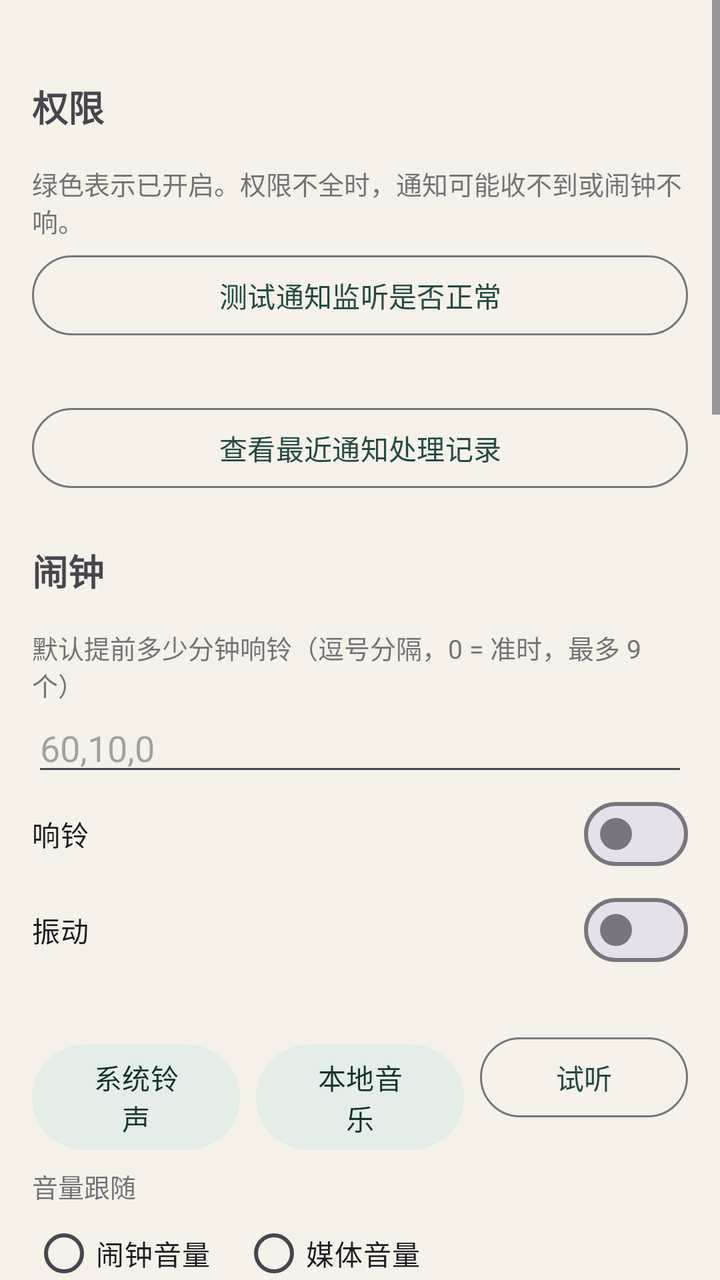
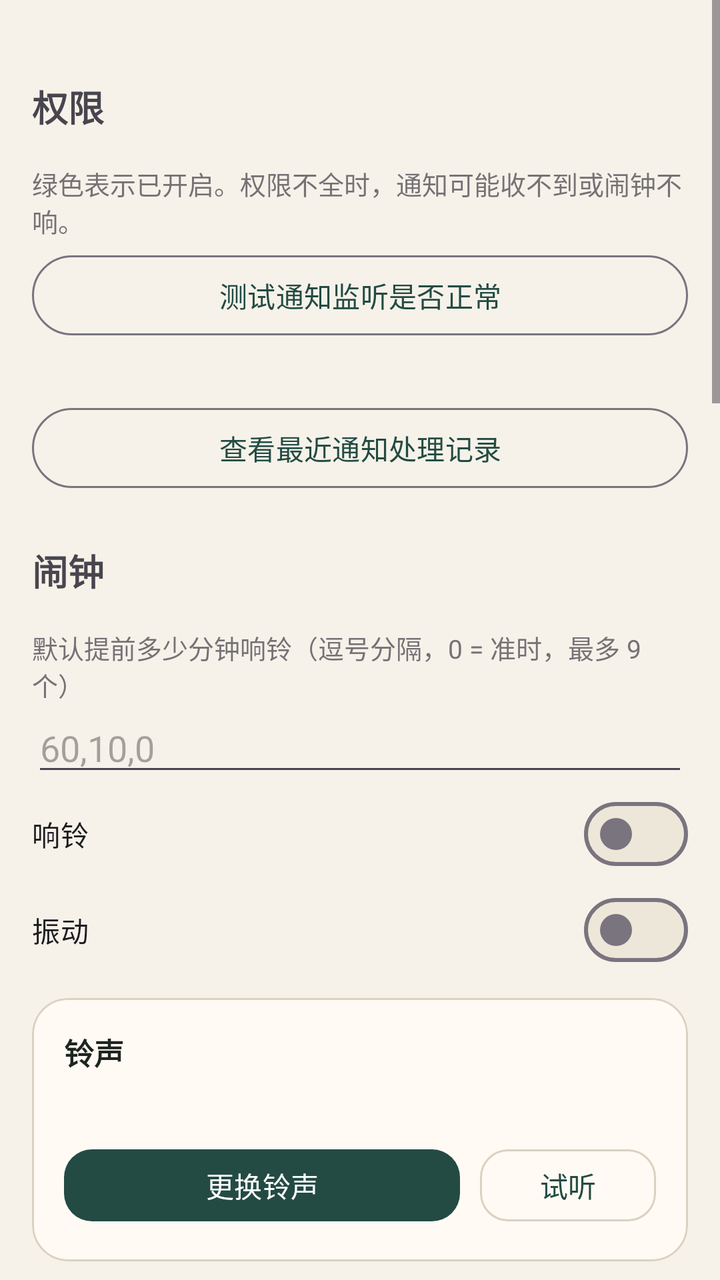

Compare the two renders of this Android layout. The source of the first and the diff that turns it into the second are given below.
<!-- AndroidManifest.xml: activity theme Theme.NotiAlarm.Settings -->
<!-- res/layout/activity_settings.xml -->
<?xml version="1.0" encoding="utf-8"?>
<ScrollView xmlns:android="http://schemas.android.com/apk/res/android"
    android:layout_width="match_parent"
    android:layout_height="match_parent">

    <LinearLayout
        android:layout_width="match_parent"
        android:layout_height="wrap_content"
        android:orientation="vertical"
        android:padding="16dp">

        <TextView
            style="@style/SectionTitle"
            android:text="权限" />

        <TextView
            style="@style/FieldLabel"
            android:text="绿色表示已开启。权限不全时，通知可能收不到或闹钟不响。" />

        <LinearLayout
            android:id="@+id/permContainer"
            android:layout_width="match_parent"
            android:layout_height="wrap_content"
            android:orientation="vertical" />

        <Button
            android:id="@+id/btnTestListener"
            style="@style/Widget.Material3.Button.OutlinedButton"
            android:layout_width="match_parent"
            android:layout_height="wrap_content"
            android:layout_marginTop="4dp"
            android:text="测试通知监听是否正常" />

        <TextView
            android:id="@+id/tvDiag"
            android:layout_width="match_parent"
            android:layout_height="wrap_content"
            android:layout_marginTop="6dp"
            android:lineSpacingExtra="2dp"
            android:textIsSelectable="true"
            android:textSize="12sp" />

        <Button
            android:id="@+id/btnAttempts"
            style="@style/Widget.Material3.Button.OutlinedButton"
            android:layout_width="match_parent"
            android:layout_height="wrap_content"
            android:layout_marginTop="6dp"
            android:text="查看最近通知处理记录" />

        <TextView
            style="@style/SectionTitle"
            android:text="闹钟" />

        <TextView style="@style/FieldLabel" android:text="默认提前多少分钟响铃（逗号分隔，0 = 准时，最多 9 个）" />

        <EditText
            android:id="@+id/etOffsets"
            android:layout_width="match_parent"
            android:layout_height="wrap_content"
            android:hint="60,10,0"
            android:inputType="text" />

        <com.google.android.material.materialswitch.MaterialSwitch
            android:id="@+id/swSound"
            android:layout_width="match_parent"
            android:layout_height="wrap_content"
            android:text="响铃" />

        <com.google.android.material.materialswitch.MaterialSwitch
            android:id="@+id/swVibrate"
            android:layout_width="match_parent"
            android:layout_height="wrap_content"
            android:text="振动" />

        <TextView
            android:id="@+id/tvSound"
            style="@style/FieldLabel" />

        <LinearLayout
            android:layout_width="match_parent"
            android:layout_height="wrap_content"
            android:orientation="horizontal">

            <Button
                android:id="@+id/btnPickRingtone"
                style="@style/Widget.Material3.Button.TonalButton"
                android:layout_width="0dp"
                android:layout_height="wrap_content"
                android:layout_weight="1"
                android:text="系统铃声" />

            <Button
                android:id="@+id/btnPickMusic"
                style="@style/Widget.Material3.Button.TonalButton"
                android:layout_width="0dp"
                android:layout_height="wrap_content"
                android:layout_marginStart="8dp"
                android:layout_weight="1"
                android:text="本地音乐" />

            <Button
                android:id="@+id/btnPreview"
                style="@style/Widget.Material3.Button.OutlinedButton"
                android:layout_width="0dp"
                android:layout_height="wrap_content"
                android:layout_marginStart="8dp"
                android:layout_weight="1"
                android:text="试听" />
        </LinearLayout>

        <TextView style="@style/FieldLabel" android:text="音量跟随" />

        <RadioGroup
            android:id="@+id/rgVolume"
            android:layout_width="match_parent"
            android:layout_height="wrap_content"
            android:orientation="horizontal">

            <RadioButton
                android:id="@+id/rbAlarmVolume"
                android:layout_width="wrap_content"
                android:layout_height="wrap_content"
                android:text="闹钟音量" />

            <RadioButton
                android:id="@+id/rbMediaVolume"
                android:layout_width="wrap_content"
                android:layout_height="wrap_content"
                android:layout_marginStart="16dp"
                android:text="媒体音量" />
        </RadioGroup>

        <TextView style="@style/FieldLabel" android:text="每次响铃持续多少分钟（0 = 一直响到你确认，最长 30 分钟）" />

        <EditText
            android:id="@+id/etRingMinutes"
            android:layout_width="match_parent"
            android:layout_height="wrap_content"
            android:inputType="number" />

        <TextView style="@style/FieldLabel" android:text="弹窗里的延后选项（分钟，逗号分隔；弹窗里还可以自定义）" />

        <EditText
            android:id="@+id/etSnooze"
            android:layout_width="match_parent"
            android:layout_height="wrap_content"
            android:hint="5,10,30,60"
            android:inputType="text" />

        <TextView
            style="@style/SectionTitle"
            android:text="免打扰" />

        <com.google.android.material.materialswitch.MaterialSwitch
            android:id="@+id/swQuiet"
            android:layout_width="match_parent"
            android:layout_height="wrap_content"
            android:text="开启免打扰时段" />

        <LinearLayout
            android:layout_width="match_parent"
            android:layout_height="wrap_content"
            android:orientation="horizontal">

            <Button
                android:id="@+id/btnQuietStart"
                style="@style/Widget.Material3.Button.OutlinedButton"
                android:layout_width="0dp"
                android:layout_height="wrap_content"
                android:layout_weight="1" />

            <Button
                android:id="@+id/btnQuietEnd"
                style="@style/Widget.Material3.Button.OutlinedButton"
                android:layout_width="0dp"
                android:layout_height="wrap_content"
                android:layout_marginStart="8dp"
                android:layout_weight="1" />
        </LinearLayout>

        <TextView
            style="@style/FieldLabel"
            android:text="落在免打扰时段里的提前提醒：如果时段结束时事件还没开始，改到时段结束时响；如果事件本身就在时段里（比如早上 6 点出发），改到时段开始前（睡前）响。" />

        <com.google.android.material.materialswitch.MaterialSwitch
            android:id="@+id/swQuietKeep"
            android:layout_width="match_parent"
            android:layout_height="wrap_content"
            android:text="事件在免打扰时段里时，“准时”那次仍然响" />

        <TextView
            style="@style/SectionTitle"
            android:text="识别方式" />

        <RadioGroup
            android:id="@+id/rgMode"
            android:layout_width="match_parent"
            android:layout_height="wrap_content">

            <RadioButton
                android:id="@+id/rbHybrid"
                android:layout_width="match_parent"
                android:layout_height="wrap_content"
                android:text="规则优先，识别不了再问大模型（推荐）" />

            <RadioButton
                android:id="@+id/rbLlm"
                android:layout_width="match_parent"
                android:layout_height="wrap_content"
                android:text="大模型优先（更准，更费钱）" />

            <RadioButton
                android:id="@+id/rbRule"
                android:layout_width="match_parent"
                android:layout_height="wrap_content"
                android:text="只用本地规则（离线、免费）" />
        </RadioGroup>

        <TextView
            style="@style/FieldLabel"
            android:text="大模型接口（OpenAI 兼容格式，DeepSeek / 通义千问 / Kimi / 智谱都可以）。只有像是含时间的消息才会发过去。" />

        <EditText
            android:id="@+id/etUrl"
            android:layout_width="match_parent"
            android:layout_height="wrap_content"
            android:hint="https://api.deepseek.com"
            android:inputType="textUri" />

        <EditText
            android:id="@+id/etKey"
            android:layout_width="match_parent"
            android:layout_height="wrap_content"
            android:hint="API Key（sk-…）"
            android:inputType="textPassword" />

        <EditText
            android:id="@+id/etModel"
            android:layout_width="match_parent"
            android:layout_height="wrap_content"
            android:hint="模型名，如 deepseek-chat"
            android:inputType="text" />

        <Button
            android:id="@+id/btnTestLlm"
            style="@style/Widget.Material3.Button.OutlinedButton"
            android:layout_width="wrap_content"
            android:layout_height="wrap_content"
            android:text="测试大模型" />

        <TextView
            style="@style/SectionTitle"
            android:text="黑名单" />

        <TextView
            style="@style/FieldLabel"
            android:text="命中黑名单的通知不会出现在提醒列表里。可以按群聊名称、关键词（正文里包含就算），或按 App 包名屏蔽。" />

        <Spinner
            android:id="@+id/spBlackType"
            android:layout_width="match_parent"
            android:layout_height="wrap_content" />

        <EditText
            android:id="@+id/etBlackValue"
            android:layout_width="match_parent"
            android:layout_height="wrap_content"
            android:hint="群聊名称 / 关键词 / App 包名"
            android:inputType="text" />

        <Button
            android:id="@+id/btnAddBlack"
            style="@style/Widget.Material3.Button.TonalButton"
            android:layout_width="wrap_content"
            android:layout_height="wrap_content"
            android:text="添加黑名单" />

        <TextView
            android:id="@+id/blackStatus"
            android:layout_width="match_parent"
            android:layout_height="wrap_content"
            android:alpha="0.7"
            android:text="还没有黑名单规则"
            android:textSize="12sp" />

        <LinearLayout
            android:id="@+id/blackContainer"
            android:layout_width="match_parent"
            android:layout_height="wrap_content"
            android:orientation="vertical" />

        <TextView
            style="@style/SectionTitle"
            android:text="监听的 App" />

        <com.google.android.material.materialswitch.MaterialSwitch
            android:id="@+id/swMonitorAll"
            android:layout_width="match_parent"
            android:layout_height="wrap_content"
            android:text="监听所有 App（不限于下面勾选的）" />

        <TextView
            android:id="@+id/appsStatus"
            android:layout_width="match_parent"
            android:layout_height="wrap_content"
            android:text="正在读取已安装的 App…" />

        <LinearLayout
            android:id="@+id/appsContainer"
            android:layout_width="match_parent"
            android:layout_height="wrap_content"
            android:orientation="vertical" />

        <Button
            android:id="@+id/btnSave"
            android:layout_width="match_parent"
            android:layout_height="wrap_content"
            android:layout_marginTop="16dp"
            android:text="保存" />
    </LinearLayout>
</ScrollView>
<!-- resources referenced by this layout -->
<resources>
  <style name="FieldLabel">
          <item name="android:layout_width">match_parent</item>
          <item name="android:layout_height">wrap_content</item>
          <item name="android:layout_marginTop">8dp</item>
          <item name="android:alpha">0.75</item>
          <item name="android:textSize">13sp</item>
      </style>
  <style name="SectionTitle">
          <item name="android:layout_width">match_parent</item>
          <item name="android:layout_height">wrap_content</item>
          <item name="android:layout_marginTop">24dp</item>
          <item name="android:layout_marginBottom">8dp</item>
          <item name="android:textSize">18sp</item>
          <item name="android:textStyle">bold</item>
      </style>
  <style name="Theme.NotiAlarm.Settings" parent="Theme.Material3.Light">
          <item name="colorPrimary">@color/brand_primary</item>
          <item name="colorOnPrimary">@color/brand_on_primary</item>
          <item name="colorPrimaryContainer">@color/brand_container</item>
          <item name="colorOnPrimaryContainer">@color/brand_on_container</item>
          <item name="colorSecondary">@color/brand_accent</item>
          <item name="colorOnSecondary">@color/brand_on_primary</item>
          <item name="colorSecondaryContainer">@color/brand_container</item>
          <item name="colorOnSecondaryContainer">@color/brand_on_container</item>
          <item name="android:colorBackground">@color/app_background</item>
          <item name="colorSurface">@color/app_background</item>
          <item name="android:statusBarColor">@color/app_background</item>
          <item name="android:windowLightStatusBar">true</item>
          <item name="actionBarStyle">@style/SettingsActionBar</item>
      </style>
  <color name="brand_primary">#234B43</color>
  <color name="brand_on_primary">#FFFFFFFF</color>
  <color name="brand_container">#E4EDE8</color>
  <color name="brand_on_container">#12332C</color>
  <color name="brand_accent">#7A5A32</color>
  <color name="app_background">#F6F2E9</color>
  <style name="SettingsActionBar" parent="Widget.MaterialComponents.ActionBar.Solid">
          <item name="background">@color/app_background</item>
          <item name="elevation">0dp</item>
          <item name="titleTextStyle">@style/SettingsActionBarTitle</item>
      </style>
  <style name="SettingsActionBarTitle" parent="TextAppearance.Material3.TitleLarge">
          <item name="android:textColor">@color/app_text</item>
          <item name="android:textSize">20sp</item>
          <item name="android:textStyle">bold</item>
      </style>
  <color name="app_text">#1E2521</color>
</resources>

<!-- the commit's change to res/layout/activity_settings.xml (unified diff, before → after) -->
@@ -1,5 +1,6 @@
 <?xml version="1.0" encoding="utf-8"?>
 <ScrollView xmlns:android="http://schemas.android.com/apk/res/android"
+    xmlns:app="http://schemas.android.com/apk/res-auto"
     android:layout_width="match_parent"
     android:layout_height="match_parent">
 
@@ -73,41 +74,69 @@
             android:layout_height="wrap_content"
             android:text="振动" />
 
-        <TextView
-            android:id="@+id/tvSound"
-            style="@style/FieldLabel" />
-
-        <LinearLayout
-            android:layout_width="match_parent"
-            android:layout_height="wrap_content"
-            android:orientation="horizontal">
-
-            <Button
-                android:id="@+id/btnPickRingtone"
-                style="@style/Widget.Material3.Button.TonalButton"
-                android:layout_width="0dp"
-                android:layout_height="wrap_content"
-                android:layout_weight="1"
-                android:text="系统铃声" />
-
-            <Button
-                android:id="@+id/btnPickMusic"
-                style="@style/Widget.Material3.Button.TonalButton"
-                android:layout_width="0dp"
-                android:layout_height="wrap_content"
-                android:layout_marginStart="8dp"
-                android:layout_weight="1"
-                android:text="本地音乐" />
-
-            <Button
-                android:id="@+id/btnPreview"
-                style="@style/Widget.Material3.Button.OutlinedButton"
-                android:layout_width="0dp"
-                android:layout_height="wrap_content"
-                android:layout_marginStart="8dp"
-                android:layout_weight="1"
-                android:text="试听" />
-        </LinearLayout>
+        <com.google.android.material.card.MaterialCardView
+            android:layout_width="match_parent"
+            android:layout_height="wrap_content"
+            android:layout_marginTop="10dp"
+            app:cardBackgroundColor="@color/app_surface"
+            app:cardCornerRadius="18dp"
+            app:cardElevation="0dp"
+            app:strokeColor="@color/app_outline"
+            app:strokeWidth="1dp">
+
+            <LinearLayout
+                android:layout_width="match_parent"
+                android:layout_height="wrap_content"
+                android:orientation="vertical"
+                android:padding="16dp">
+
+                <TextView
+                    android:layout_width="match_parent"
+                    android:layout_height="wrap_content"
+                    android:text="铃声"
+                    android:textColor="@color/app_text"
+                    android:textSize="15sp"
+                    android:textStyle="bold" />
+
+                <TextView
+                    android:id="@+id/tvSound"
+                    android:layout_width="match_parent"
+                    android:layout_height="wrap_content"
+                    android:layout_marginTop="4dp"
+                    android:textColor="@color/app_text_muted"
+                    android:textSize="13sp" />
+
+                <LinearLayout
+                    android:layout_width="match_parent"
+                    android:layout_height="wrap_content"
+                    android:layout_marginTop="12dp"
+                    android:gravity="center_vertical"
+                    android:orientation="horizontal">
+
+                    <com.google.android.material.button.MaterialButton
+                        android:id="@+id/btnPickRingtone"
+                        android:layout_width="0dp"
+                        android:layout_height="44dp"
+                        android:layout_weight="1"
+                        android:text="更换铃声"
+                        android:textAllCaps="false"
+                        android:textSize="14sp"
+                        app:cornerRadius="14dp" />
+
+                    <com.google.android.material.button.MaterialButton
+                        android:id="@+id/btnPreview"
+                        style="@style/Widget.Material3.Button.OutlinedButton"
+                        android:layout_width="88dp"
+                        android:layout_height="44dp"
+                        android:layout_marginStart="10dp"
+                        android:text="试听"
+                        android:textAllCaps="false"
+                        android:textSize="14sp"
+                        app:cornerRadius="14dp"
+                        app:strokeColor="@color/app_outline" />
+                </LinearLayout>
+            </LinearLayout>
+        </com.google.android.material.card.MaterialCardView>
 
         <TextView style="@style/FieldLabel" android:text="音量跟随" />
 
<!-- resource entries referenced after the edit -->
@@ -1,5 +1,7 @@
 <!-- resources referenced by this layout -->
 <resources>
+  <color name="app_outline">#D9D2C3</color>
+  <color name="app_surface">#FFFAF3</color>
   <style name="FieldLabel">
           <item name="android:layout_width">match_parent</item>
           <item name="android:layout_height">wrap_content</item>
@@ -24,6 +26,9 @@
           <item name="colorOnSecondary">@color/brand_on_primary</item>
           <item name="colorSecondaryContainer">@color/brand_container</item>
           <item name="colorOnSecondaryContainer">@color/brand_on_container</item>
+          <item name="colorSurfaceVariant">@color/app_surface_soft</item>
+          <item name="colorSurfaceContainerHighest">@color/app_surface_soft</item>
+          <item name="colorSurfaceContainerHigh">@color/app_surface_soft</item>
           <item name="android:colorBackground">@color/app_background</item>
           <item name="colorSurface">@color/app_background</item>
           <item name="android:statusBarColor">@color/app_background</item>
@@ -35,6 +40,7 @@
   <color name="brand_container">#E4EDE8</color>
   <color name="brand_on_container">#12332C</color>
   <color name="brand_accent">#7A5A32</color>
+  <color name="app_surface_soft">#EDE7DA</color>
   <color name="app_background">#F6F2E9</color>
   <style name="SettingsActionBar" parent="Widget.MaterialComponents.ActionBar.Solid">
           <item name="background">@color/app_background</item>
@@ -47,5 +53,6 @@
           <item name="android:textStyle">bold</item>
       </style>
   <color name="app_text">#1E2521</color>
+  <color name="app_text_muted">#6C726C</color>
 </resources>
 
